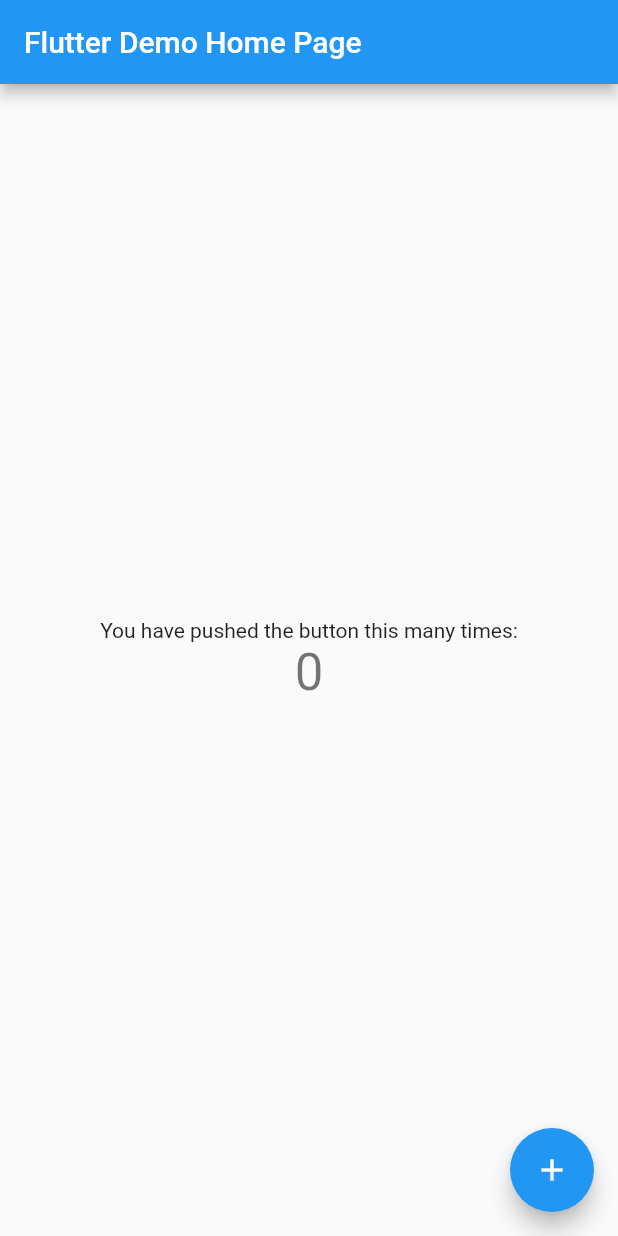
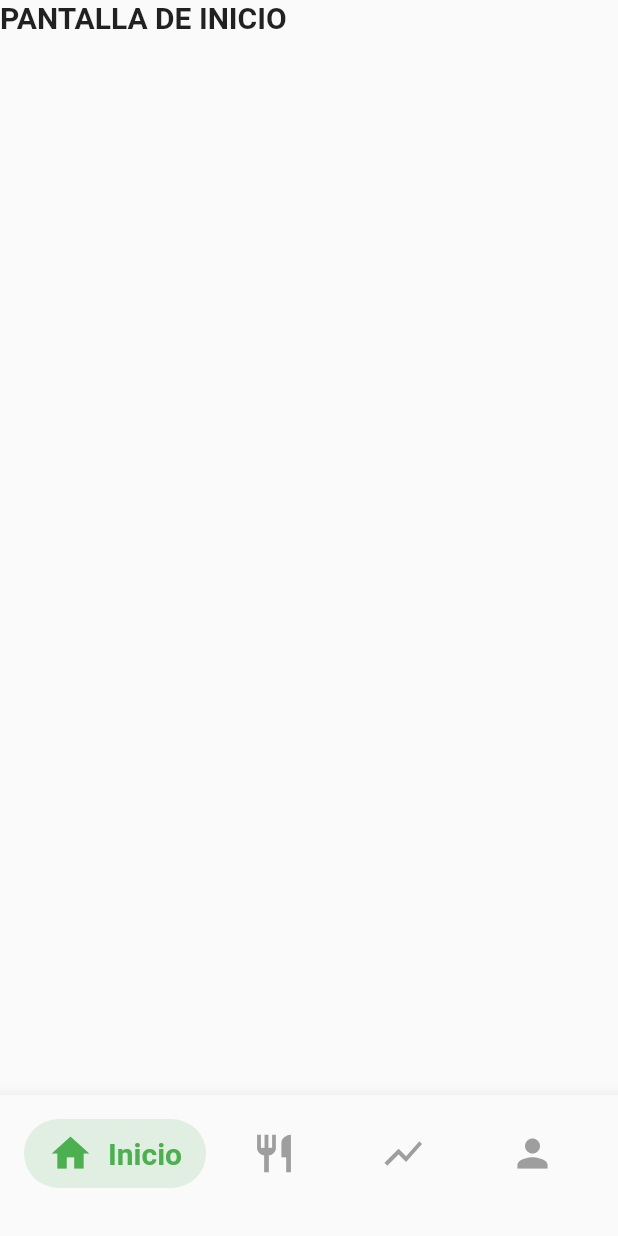
Before and after one commit to Guerrimau/dietario_app, a Flutter app: the screen it shows after launch, on a phone screen of 412 x 824 dp. Run offline on Flutter 3.47's test engine with Material 2 defaults, Android fonts, the phone set to English and light mode, and no system bars.

Commit message:
Navbar implementada

```diff
--- /dev/null
+++ b/lib/Navbar/bottom_bar_navigation_pattern/animated_bottom_bar.dart
@@ -0,0 +1,107 @@
+import 'package:flutter/material.dart';
+
+class AnimatedBottomBar extends StatefulWidget {
+  final List<BarItem> barItems;
+  final Duration animationDuration;
+  final Function onBarTap;
+  final BarStyle barStyle;
+
+  AnimatedBottomBar(
+      {this.barItems,
+      this.animationDuration = const Duration(milliseconds: 500),
+      this.onBarTap, this.barStyle});
+
+  @override
+  _AnimatedBottomBarState createState() => _AnimatedBottomBarState();
+}
+
+class _AnimatedBottomBarState extends State<AnimatedBottomBar>
+    with TickerProviderStateMixin {
+  int selectedBarIndex = 0;
+
+  @override
+  Widget build(BuildContext context) {
+    return Material(
+      elevation: 10.0,
+      child: Padding(
+        padding: const EdgeInsets.only(
+          bottom: 32.0,
+          top: 16.0,
+          left: 16.0,
+          right: 16.0,
+        ),
+        child: Row(
+          mainAxisSize: MainAxisSize.max,
+          mainAxisAlignment: MainAxisAlignment.spaceBetween,
+          children: _buildBarItems(),
+        ),
+      ),
+    );
+  }
+
+  List<Widget> _buildBarItems() {
+    List<Widget> _barItems = List();
+    for (int i = 0; i < widget.barItems.length; i++) {
+      BarItem item = widget.barItems[i];
+      bool isSelected = selectedBarIndex == i;
+      _barItems.add(InkWell(
+        splashColor: Colors.transparent,
+        onTap: () {
+          setState(() {
+            selectedBarIndex = i;
+            widget.onBarTap(selectedBarIndex);
+          });
+        },
+        child: AnimatedContainer(
+          padding: const EdgeInsets.symmetric(horizontal: 16.0, vertical: 8.0),
+          duration: widget.animationDuration,
+          decoration: BoxDecoration(
+              color: isSelected
+                  ? item.color.withOpacity(0.15)
+                  : Colors.transparent,
+              borderRadius: BorderRadius.all(Radius.circular(30))),
+          child: Row(
+            children: <Widget>[
+              Icon(
+                item.iconData,
+                color: isSelected ? item.color : Colors.grey,
+                size: widget.barStyle.iconSize,
+              ),
+              SizedBox(
+                width: 10.0,
+              ),
+              AnimatedSize(
+                duration: widget.animationDuration,
+                curve: Curves.easeInOut,
+                vsync: this,
+                child: Text(
+                  isSelected ? item.text : "",
+                  style: TextStyle(
+                      color: item.color,
+                      fontWeight: widget.barStyle.fontWeight,
+                      fontSize: widget.barStyle.fontSize),
+                ),
+              )
+            ],
+          ),
+        ),
+      ));
+    }
+    return _barItems;
+  }
+}
+
+class BarStyle {
+  final double fontSize, iconSize;
+  final FontWeight fontWeight;
+
+  BarStyle({this.fontSize = 18.0, this.iconSize = 32, this.fontWeight = FontWeight.w600});
+}
+
+class BarItem {
+  String text;
+  IconData iconData;
+  Color color;
+
+  BarItem({this.text, this.iconData, this.color});
+}
--- /dev/null
+++ b/lib/Navbar/bottom_bar_navigation_pattern/bottom_bar_navigation_pattern_example.dart
@@ -0,0 +1,66 @@
+import 'package:flutter/material.dart';
+import 'animated_bottom_bar.dart';
+import '../../Pantallas/PantallaInicio/pantalla_inicio.dart';
+
+class BottomBarNavigation extends StatefulWidget {
+  final List<BarItem> barItems = [
+    BarItem(
+      text: "Inicio",
+      iconData: Icons.home,
+      color: Colors.green,
+    ),
+    BarItem(
+      text: "Dietario",
+      iconData: Icons.restaurant,
+      color: Colors.green,
+    ),
+    BarItem(
+      text: "Progreso",
+      iconData: Icons.show_chart,
+      color: Colors.green,
+    ),
+    BarItem(
+      text: "Perfil",
+      iconData: Icons.person,
+      color: Colors.green,
+    ),
+  ];
+
+  @override
+  _BottomBarNavigationPattern createState() =>
+      _BottomBarNavigationPattern();
+}
+
+class _BottomBarNavigationPattern
+    extends State<BottomBarNavigation> {
+  int selectedBarIndex = 0;
+
+  Widget callPage(int selectedBarIndex){
+    switch(selectedBarIndex) {
+      case 0: return PantallaInicio();
+      case 1: return PantallaInicio();
+      case 2: return PantallaInicio();
+      case 3: return PantallaInicio();
+      default: return PantallaInicio();
+    }
+  }
+
+  @override
+  Widget build(BuildContext context) {
+    return Scaffold(
+      body: callPage(selectedBarIndex),
+      bottomNavigationBar: AnimatedBottomBar(
+          barItems: widget.barItems,
+          animationDuration: const Duration(milliseconds: 150),
+          barStyle: BarStyle(
+            fontSize: 20.0,
+            iconSize: 30.0
+          ),
+          onBarTap: (index) {
+            setState(() {
+              selectedBarIndex = index;
+            });
+          }),
+    );
+  }
+}
--- /dev/null
+++ b/lib/Pantallas/PantallaInicio/pantalla_inicio.dart
@@ -0,0 +1,15 @@
+import 'package:flutter/material.dart';
+
+class PantallaInicio extends StatelessWidget {
+  @override
+  Widget build(BuildContext context) {
+	 return Container(
+		child: Text(
+			"PANTALLA DE INICIO",
+			style: TextStyle(
+				fontSize: 20,
+				fontWeight: FontWeight.bold
+			))
+	 );
+  }
+}
--- a/lib/main.dart
+++ b/lib/main.dart
@@ -1,111 +1,17 @@
 import 'package:flutter/material.dart';
+import 'Navbar/bottom_bar_navigation_pattern/bottom_bar_navigation_pattern_example.dart';
 
 void main() => runApp(MyApp());
 
 class MyApp extends StatelessWidget {
-  // This widget is the root of your application.
   @override
   Widget build(BuildContext context) {
     return MaterialApp(
       title: 'Flutter Demo',
       theme: ThemeData(
-        // This is the theme of your application.
-        //
-        // Try running your application with "flutter run". You'll see the
-        // application has a blue toolbar. Then, without quitting the app, try
-        // changing the primarySwatch below to Colors.green and then invoke
-        // "hot reload" (press "r" in the console where you ran "flutter run",
-        // or simply save your changes to "hot reload" in a Flutter IDE).
-        // Notice that the counter didn't reset back to zero; the application
-        // is not restarted.
-        primarySwatch: Colors.blue,
+        primarySwatch: Colors.green,
       ),
-      home: MyHomePage(title: 'Flutter Demo Home Page'),
+      home: BottomBarNavigation(),
     );
   }
 }
-
-class MyHomePage extends StatefulWidget {
-  MyHomePage({Key key, this.title}) : super(key: key);
-
-  // This widget is the home page of your application. It is stateful, meaning
-  // that it has a State object (defined below) that contains fields that affect
-  // how it looks.
-
-  // This class is the configuration for the state. It holds the values (in this
-  // case the title) provided by the parent (in this case the App widget) and
-  // used by the build method of the State. Fields in a Widget subclass are
-  // always marked "final".
-
-  final String title;
-
-  @override
-  _MyHomePageState createState() => _MyHomePageState();
-}
-
-class _MyHomePageState extends State<MyHomePage> {
-  int _counter = 0;
-
-  void _incrementCounter() {
-    setState(() {
-      // This call to setState tells the Flutter framework that something has
-      // changed in this State, which causes it to rerun the build method below
-      // so that the display can reflect the updated values. If we changed
-      // _counter without calling setState(), then the build method would not be
-      // called again, and so nothing would appear to happen.
-      _counter++;
-    });
-  }
-
-  @override
-  Widget build(BuildContext context) {
-    // This method is rerun every time setState is called, for instance as done
-    // by the _incrementCounter method above.
-    //
-    // The Flutter framework has been optimized to make rerunning build methods
-    // fast, so that you can just rebuild anything that needs updating rather
-    // than having to individually change instances of widgets.
-    return Scaffold(
-      appBar: AppBar(
-        // Here we take the value from the MyHomePage object that was created by
-        // the App.build method, and use it to set our appbar title.
-        title: Text(widget.title),
-      ),
-      body: Center(
-        // Center is a layout widget. It takes a single child and positions it
-        // in the middle of the parent.
-        child: Column(
-          // Column is also a layout widget. It takes a list of children and
-          // arranges them vertically. By default, it sizes itself to fit its
-          // children horizontally, and tries to be as tall as its parent.
-          //
-          // Invoke "debug painting" (press "p" in the console, choose the
-          // "Toggle Debug Paint" action from the Flutter Inspector in Android
-          // Studio, or the "Toggle Debug Paint" command in Visual Studio Code)
-          // to see the wireframe for each widget.
-          //
-          // Column has various properties to control how it sizes itself and
-          // how it positions its children. Here we use mainAxisAlignment to
-          // center the children vertically; the main axis here is the vertical
-          // axis because Columns are vertical (the cross axis would be
-          // horizontal).
-          mainAxisAlignment: MainAxisAlignment.center,
-          children: <Widget>[
-            Text(
-              'You have pushed the button this many times:',
-            ),
-            Text(
-              '$_counter',
-              style: Theme.of(context).textTheme.display1,
-            ),
-          ],
-        ),
-      ),
-      floatingActionButton: FloatingActionButton(
-        onPressed: _incrementCounter,
-        tooltip: 'Increment',
-        child: Icon(Icons.add),
-      ), // This trailing comma makes auto-formatting nicer for build methods.
-    );
-  }
-}
```
Also changed, not shown: lib/Navbar/animatedbutton/animated_button.dart (added, +157 -0 lines).
